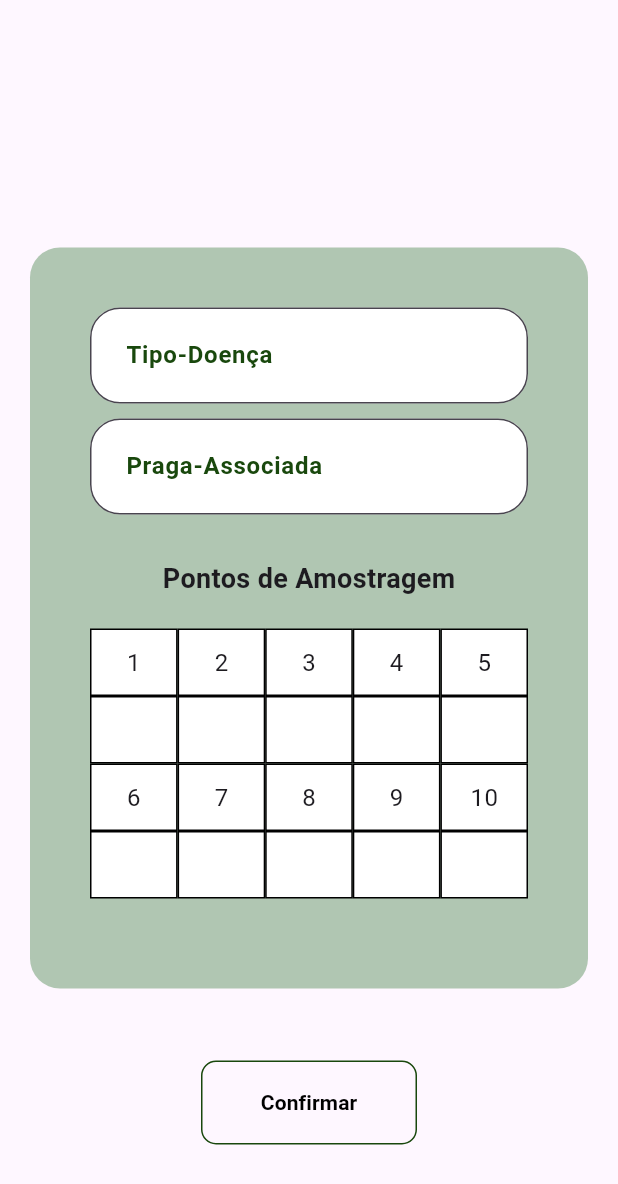
After one commit to CarlosEResende/MonitoramentoSoja, a Flutter app: the registrarDoenca screen opened directly, on a phone screen of 412 x 824 dp. The commit adds this screen. Shown: the top 1184 px of the screen. Run offline on Flutter 3.47's test engine with Material 3 defaults, Android fonts, the phone set to English and light mode, and no system bars.

Commit message:
Comaçando tela de doença

```diff
--- /dev/null
+++ b/monitoramento_soja/lib/pages/RegistrarDoenca.dart
@@ -0,0 +1,170 @@
+import 'package:flutter/material.dart';
+
+class registrarDoenca extends StatelessWidget {
+  @override
+  Widget build(BuildContext context) {
+    return Scaffold(
+      // Ana Carla, Colocar AppBar!
+
+      resizeToAvoidBottomInset: false,
+      body: Center(
+        child: Padding(
+          padding: const EdgeInsets.all(20.0),
+          child: SingleChildScrollView(
+            child: Container(
+              width: double.infinity,
+              decoration: BoxDecoration(
+                borderRadius: BorderRadius.circular(20),
+                color: Color(0xFFB0C6B2),
+              ),
+              padding: EdgeInsets.all(40),
+              child: Column(
+                crossAxisAlignment: CrossAxisAlignment.start,
+                children: [
+                  camposTexto("Tipo-Doença"),
+                  SizedBox(height: 10),
+                  camposTexto("Praga-Associada"),
+                  SizedBox(height: 30),
+                  Container(
+                    alignment: Alignment.center,
+                    child: Text(
+                      'Pontos de Amostragem',
+                      style:
+                          TextStyle(fontSize: 18, fontWeight: FontWeight.bold),
+                    ),
+                  ),
+                  SizedBox(height: 20),
+                  Table(
+                    defaultVerticalAlignment: TableCellVerticalAlignment.middle,
+                    children: [
+                      TableRow(
+                        children: [
+                          numerosPontosAmostragem(1),
+                          numerosPontosAmostragem(2),
+                          numerosPontosAmostragem(3),
+                          numerosPontosAmostragem(4),
+                          numerosPontosAmostragem(5),
+                        ],
+                      ),
+                      TableRow(
+                        children: [
+                          camposPontoAmostragem(1),
+                          camposPontoAmostragem(2),
+                          camposPontoAmostragem(3),
+                          camposPontoAmostragem(4),
+                          camposPontoAmostragem(5),
+                        ],
+                      ),
+                      TableRow(
+                        children: [
+                          numerosPontosAmostragem(6),
+                          numerosPontosAmostragem(7),
+                          numerosPontosAmostragem(8),
+                          numerosPontosAmostragem(9),
+                          numerosPontosAmostragem(10),
+                        ],
+                      ),
+                      TableRow(
+                        children: [
+                          camposPontoAmostragem(6),
+                          camposPontoAmostragem(7),
+                          camposPontoAmostragem(8),
+                          camposPontoAmostragem(9),
+                          camposPontoAmostragem(10),
+                        ],
+                      ),
+                    ],
+                  ),
+                  SizedBox(height: 20),
+                ],
+              ),
+            ),
+          ),
+        ),
+      ),
+      floatingActionButton: Padding(
+        padding: const EdgeInsets.only(bottom: 45),
+        child: TextButton(
+          onPressed: () {},
+          style: TextButton.styleFrom(
+            shape: RoundedRectangleBorder(
+              borderRadius: BorderRadius.circular(10),
+              side: BorderSide(
+                color: Color(0xFF19480D),
+              ),
+            ),
+          ),
+          child: SizedBox(
+            width: 120,
+            height: 40,
+            child: Center(
+              child: Text(
+                'Confirmar',
+                style: TextStyle(
+                  color: Colors.black,
+                  fontWeight: FontWeight.bold,
+                ),
+              ),
+            ),
+          ),
+        ),
+      ),
+      floatingActionButtonLocation: FloatingActionButtonLocation.centerFloat,
+    );
+  }
+
+  Widget numerosPontosAmostragem(int number) {
+    return Container(
+      height: 45,
+      width: 40,
+      decoration: BoxDecoration(
+        border: Border.all(color: Colors.black, width: 1.0),
+        color: Colors.white,
+      ),
+      child: Center(
+        child: Text(
+          number.toString(),
+          style: TextStyle(fontSize: 16),
+        ),
+      ),
+    );
+  }
+
+  Widget camposPontoAmostragem(int number) {
+    return Container(
+      height: 45,
+      width: 40,
+      decoration: BoxDecoration(
+        border: Border.all(color: Colors.black, width: 1.0),
+        color: Colors.white,
+      ),
+      child: TextFormField(
+        keyboardType: TextInputType.number,
+        decoration: InputDecoration(
+          border: InputBorder.none,
+          contentPadding: EdgeInsets.all(0),
+        ),
+      ),
+    );
+  }
+
+  Widget camposTexto(String label) {
+    return TextFormField(
+      keyboardType: TextInputType.text,
+      decoration: InputDecoration(
+        labelText: label,
+        labelStyle: TextStyle(
+          color: Color(0xFF19480D),
+          fontWeight: FontWeight.bold,
+        ),
+        filled: true,
+        fillColor: Colors.white,
+        border: OutlineInputBorder(
+          borderRadius: BorderRadius.circular(20),
+          borderSide: BorderSide(color: Colors.black, width: 1.0),
+        ),
+        contentPadding: EdgeInsets.fromLTRB(20, 20, 10, 20),
+      ),
+    );
+  }
+}
--- a/monitoramento_soja/lib/pages/pagina_inicial.dart
+++ b/monitoramento_soja/lib/pages/pagina_inicial.dart
@@ -1,6 +1,9 @@
 import 'package:flutter/material.dart';
 import 'package:monitoramento_soja/pages/PaginaCadastro.dart';
 import 'package:monitoramento_soja/pages/PaginaLogin.dart';
+import 'package:monitoramento_soja/pages/RegistrarPraga.dart';
+import 'package:monitoramento_soja/pages/RegistrarDoenca.dart';
+import 'package:monitoramento_soja/pages/RegistrarPredador.dart';
 
 class PaginaInicial extends StatelessWidget {
   const PaginaInicial({Key? key}) : super(key: key);
```
Also changed, not shown: monitoramento_soja/lib/pages/RegistrarPraga.dart (added, +172 -0 lines), monitoramento_soja/lib/pages/RegistrarPredador.dart (added, +172 -0 lines).
